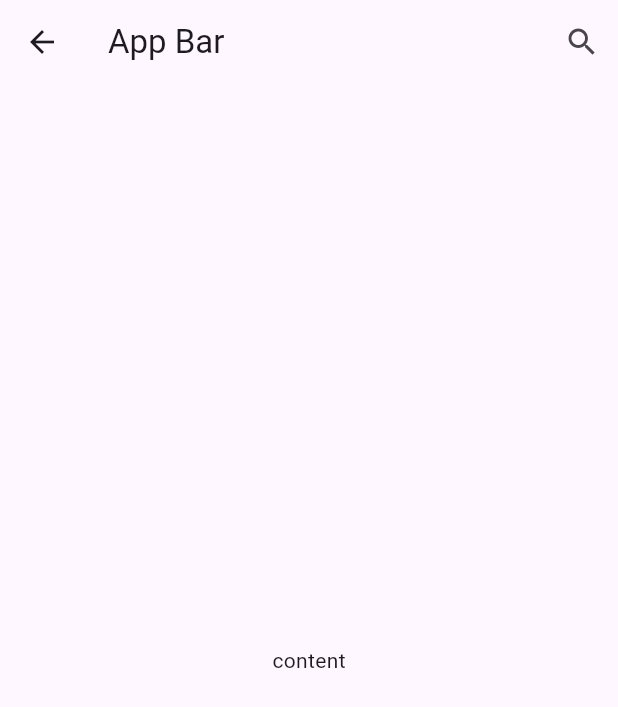
After one commit to Upside-Solutions-Pvt-Ltd/upside_component_lib, a Flutter app: the screen it shows after launch, after a tap on "App Bar with search", on a phone screen of 412 x 824 dp. The commit adds this screen. Shown: the top 707 px of the screen. Run offline on Flutter 3.47's test engine with Material 3 defaults, Android fonts, the phone set to English and light mode, and no system bars; our stand-ins replace plugin_platform_interface, web.

Commit message:
App Bar with search

```diff
--- /dev/null
+++ b/example/lib/component/app_bar_with_search_screen.dart
@@ -0,0 +1,26 @@
+import 'package:flutter/material.dart';
+
+import 'package:upside_component_lib/ui/component/app_bar/app_bar_with_search.dart';
+
+class AppBarWithSearchScreen extends StatelessWidget {
+  const AppBarWithSearchScreen({super.key});
+
+  @override
+  Widget build(BuildContext context) {
+    return Scaffold(
+      appBar: AppBarWithSearch(label: "App Bar"),
+      body: Center(
+        child: Column(
+          mainAxisAlignment: MainAxisAlignment.center,
+
+          children: [
+            Padding(
+              padding: const EdgeInsets.all(10.0),
+              child: Text('content'),
+            ),
+          ],
+        ),
+      ),
+    );
+  }
+}
--- a/example/lib/main.dart
+++ b/example/lib/main.dart
@@ -1,5 +1,6 @@
 import 'package:flutter/material.dart';
 import 'package:upside_component_lib_example/component/app_bar_with_drawer_screen.dart';
+import 'package:upside_component_lib_example/component/app_bar_with_search_screen.dart';
 import 'package:upside_component_lib_example/component/form_field_screen.dart';
 import 'package:upside_component_lib_example/component/buttons_screen.dart';
 
@@ -64,10 +65,22 @@ class LandingScreen extends StatelessWidget {
             TextButton(
               onPressed: () {
                 Navigator.of(context).push(
-                  MaterialPageRoute(builder: (context) => AppBarWithDrawerScreen()),
+                  MaterialPageRoute(
+                    builder: (context) => AppBarWithDrawerScreen(),
+                  ),
                 );
               },
               child: Text("App Bar with Drawer"),
+            ),
+            TextButton(
+              onPressed: () {
+                Navigator.of(context).push(
+                  MaterialPageRoute(
+                    builder: (context) => AppBarWithSearchScreen(),
+                  ),
+                );
+              },
+              child: Text("App Bar with search"),
             ),
           ],
         ),
--- /dev/null
+++ b/lib/ui/component/app_bar/app_bar_with_search.dart
@@ -0,0 +1,24 @@
+import 'package:flutter/material.dart';
+
+class AppBarWithSearch extends StatelessWidget implements PreferredSizeWidget {
+  final String label;
+  final Function()? onPressed;
+  const AppBarWithSearch({super.key, required this.label, this.onPressed});
+
+  @override
+  Widget build(BuildContext context) {
+    return AppBar(
+      title: Text(label),
+      leading: GestureDetector(
+        child: Icon(Icons.arrow_back),
+        onTap: () {
+          Navigator.of(context).pop();
+        },
+      ),
+      actions: [IconButton(icon: Icon(Icons.search), onPressed: () { onPressed?.call(); })],
+    );
+  }
+
+  @override
+  Size get preferredSize => const Size.fromHeight(kToolbarHeight);
+}
```
